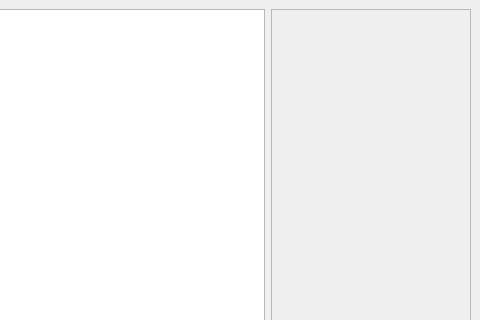
Before: the Qt Designer form picup/ui_files/MainWindow.ui in Arvedui/picup, drawn with Qt 5; both pictures show x 320 to 800 and y 0 to 320 of the 800 by 600 pixel window.
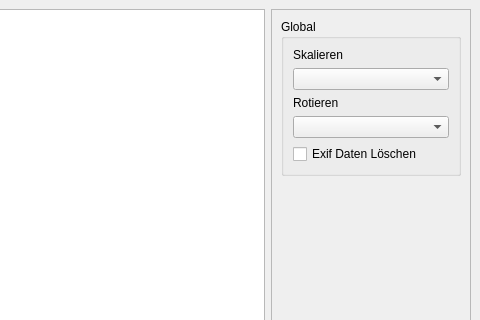
After: the same form once the commit is applied.

What changed in the file:
```diff
--- a/picup/ui_files/MainWindow.ui
+++ b/picup/ui_files/MainWindow.ui
@@ -60,6 +60,63 @@
       <property name="frameShadow">
        <enum>QFrame::Raised</enum>
       </property>
+      <layout class="QVBoxLayout" name="verticalLayout">
+       <item>
+        <widget class="QGroupBox" name="groupBox">
+         <property name="title">
+          <string>Global</string>
+         </property>
+         <layout class="QVBoxLayout" name="verticalLayout_2">
+          <item>
+           <widget class="QLabel" name="label">
+            <property name="sizePolicy">
+             <sizepolicy hsizetype="Minimum" vsizetype="Minimum">
+              <horstretch>0</horstretch>
+              <verstretch>0</verstretch>
+             </sizepolicy>
+            </property>
+            <property name="text">
+             <string>Skalieren</string>
+            </property>
+           </widget>
+          </item>
+          <item>
+           <widget class="QComboBox" name="comboBox"/>
+          </item>
+          <item>
+           <widget class="QLabel" name="label_2">
+            <property name="text">
+             <string>Rotieren</string>
+            </property>
+           </widget>
+          </item>
+          <item>
+           <widget class="QComboBox" name="comboBox_2"/>
+          </item>
+          <item>
+           <widget class="QCheckBox" name="checkBox">
+            <property name="text">
+             <string>Exif Daten Löschen</string>
+            </property>
+           </widget>
+          </item>
+         </layout>
+        </widget>
+       </item>
+       <item>
+        <spacer name="verticalSpacer">
+         <property name="orientation">
+          <enum>Qt::Vertical</enum>
+         </property>
+         <property name="sizeHint" stdset="0">
+          <size>
+           <width>20</width>
+           <height>40</height>
+          </size>
+         </property>
+        </spacer>
+       </item>
+      </layout>
      </widget>
     </item>
     <item row="7" column="1">
```
